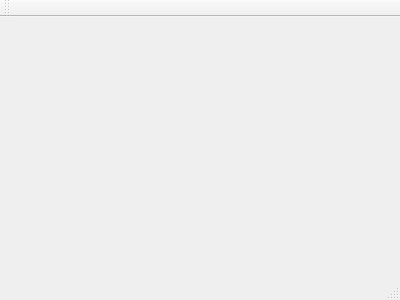
Before: the Qt Designer form Homeworks. Second term/7/3/gamewindow.ui in AnnaSkachkauskaite/Homeworks, drawn with Qt 5.
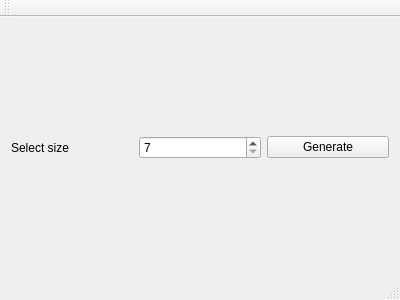
After: the same form once the commit is applied.

```diff
--- a/Homeworks. Second term/7/3/gamewindow.ui
+++ b/Homeworks. Second term/7/3/gamewindow.ui
@@ -15,7 +15,35 @@
   </property>
   <widget class="QWidget" name="centralWidget">
    <layout class="QGridLayout" name="gridLayout_2">
-    <item row="0" column="0">
+    <item row="1" column="0">
+     <layout class="QHBoxLayout" name="horizontalLayout">
+      <item>
+       <widget class="QLabel" name="label">
+        <property name="text">
+         <string>Select size</string>
+        </property>
+       </widget>
+      </item>
+      <item>
+       <widget class="QSpinBox" name="sizeSpinBox">
+        <property name="mouseTracking">
+         <bool>true</bool>
+        </property>
+        <property name="minimum">
+         <number>7</number>
+        </property>
+       </widget>
+      </item>
+      <item>
+       <widget class="QPushButton" name="generateButton">
+        <property name="text">
+         <string>Generate</string>
+        </property>
+       </widget>
+      </item>
+     </layout>
+    </item>
+    <item row="2" column="0">
      <layout class="QGridLayout" name="gridLayout"/>
     </item>
    </layout>
```
